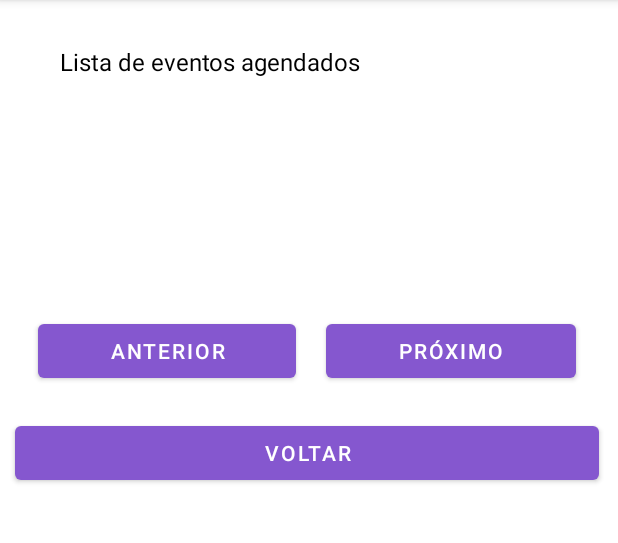
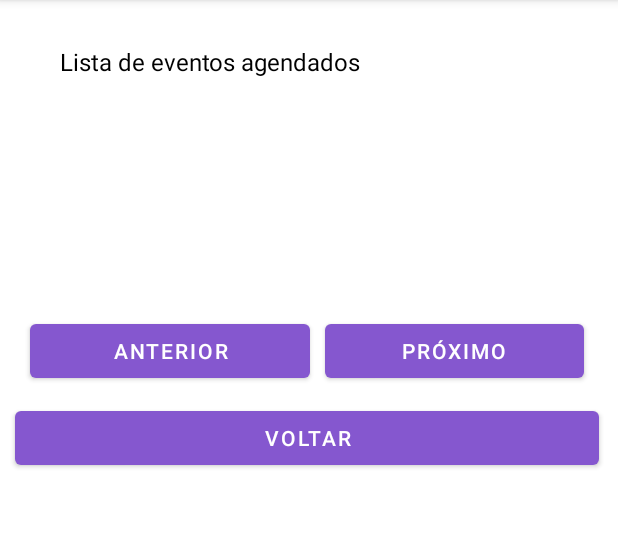
Before and after one commit to BavarescoRicardo/AulaExpositivaSenai, an Android app: the ConsultaAgenda screen opened directly, with no data from a screen before it, on a phone screen of 412 x 824 dp, the part 84-627 px from its top. Run offline under Robolectric (Android 15) with nearby library versions, the phone set to English and light mode, and no system bars.

Commit message:
ajustes layout margins botoes

```diff
--- a/app/src/main/res/layout/activity_agenda.xml
+++ b/app/src/main/res/layout/activity_agenda.xml
@@ -91,6 +91,7 @@
                 android:id="@+id/button6"
                 android:layout_width="wrap_content"
                 android:layout_height="wrap_content"
+                android:layout_marginLeft="10dp"
                 android:layout_marginRight="10dp"
                 android:layout_weight="1"
                 android:onClick="abrirTelaConsultaAgenda"
@@ -101,6 +102,7 @@
                 android:layout_width="wrap_content"
                 android:layout_height="wrap_content"
                 android:layout_marginLeft="10dp"
+                android:layout_marginRight="20dp"
                 android:layout_weight="1"
                 android:onClick="gravarDados"
                 android:text="Confirmar" />
--- a/app/src/main/res/layout/activity_consulta_agenda.xml
+++ b/app/src/main/res/layout/activity_consulta_agenda.xml
@@ -68,24 +68,27 @@
         <LinearLayout
             android:layout_width="match_parent"
             android:layout_height="wrap_content"
-            android:layout_marginLeft="15dp"
-            android:layout_marginRight="15dp"
             android:orientation="horizontal">
 
             <Button
                 android:id="@+id/btnAnt"
                 android:layout_width="wrap_content"
                 android:layout_height="wrap_content"
-                android:layout_margin="10dp"
+                android:layout_marginLeft="20dp"
+                android:layout_marginTop="10dp"
+                android:layout_marginRight="10dp"
                 android:layout_weight="1"
                 android:onClick="btnAnt"
+                android:paddingLeft="20dp"
+                android:paddingRight="20dp"
                 android:text="Anterior" />
 
             <Button
                 android:id="@+id/btnProx"
                 android:layout_width="wrap_content"
                 android:layout_height="wrap_content"
-                android:layout_margin="10dp"
+                android:layout_marginTop="10dp"
+                android:layout_marginRight="20dp"
                 android:layout_weight="1"
                 android:onClick="btnProx"
                 android:text="Próximo" />
```
